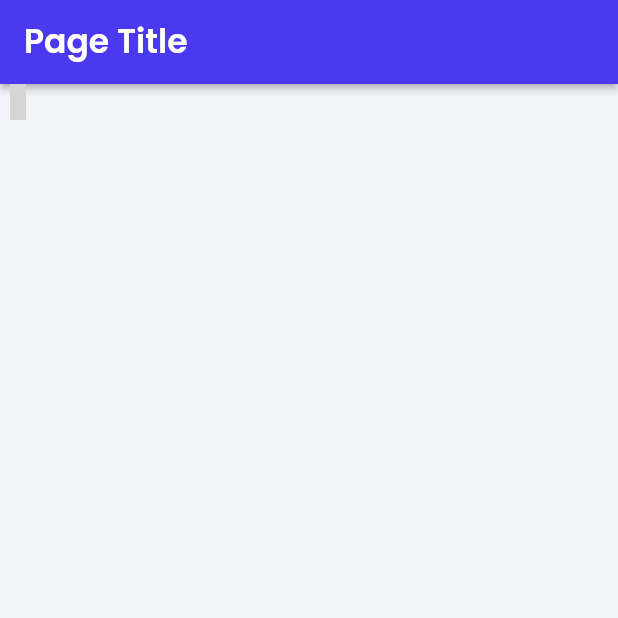
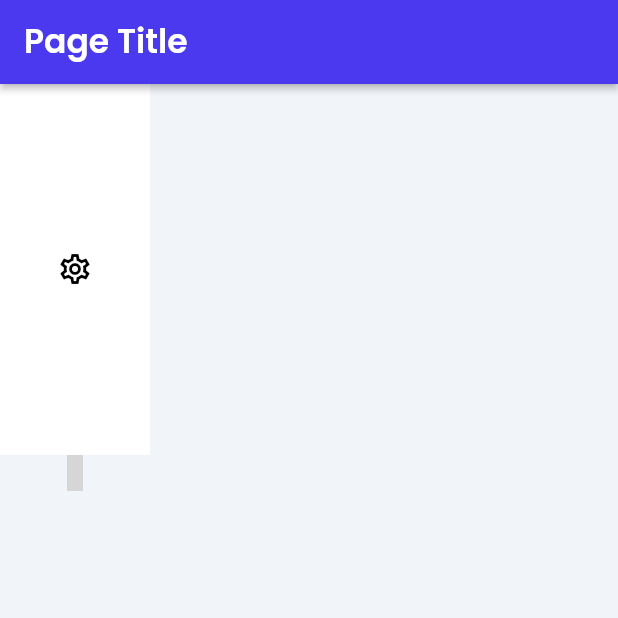
Before and after one commit to afarizap/test-flutter-app, a Flutter app: the screen it shows after launch, on a phone screen of 412 x 824 dp, the top half of it. Run offline on Flutter 3.47's test engine with Material 2 defaults, Android fonts, the phone set to English and light mode, and no system bars; our stand-ins replace auto_size_text, font_awesome_flutter, from_css_color, go_router, google_fonts, page_transition and 1 more; statements that could not run were skipped; grey boxes are pictures that could not be loaded.

Commit message:
Updating to latest FlutterFlow output.

```diff
--- a/lib/home_page/home_page_widget.dart
+++ b/lib/home_page/home_page_widget.dart
@@ -39,6 +39,18 @@ class _HomePageWidgetState extends State<HomePageWidget> {
           child: Column(
             mainAxisSize: MainAxisSize.max,
             children: [
+              Container(
+                width: 100,
+                height: MediaQuery.of(context).size.height * 0.3,
+                decoration: BoxDecoration(
+                  color: FlutterFlowTheme.of(context).secondaryBackground,
+                ),
+                child: Icon(
+                  Icons.settings_outlined,
+                  color: Colors.black,
+                  size: 24,
+                ),
+              ),
               Icon(
                 FFIcons.ksearch,
                 color: Colors.black,
```
